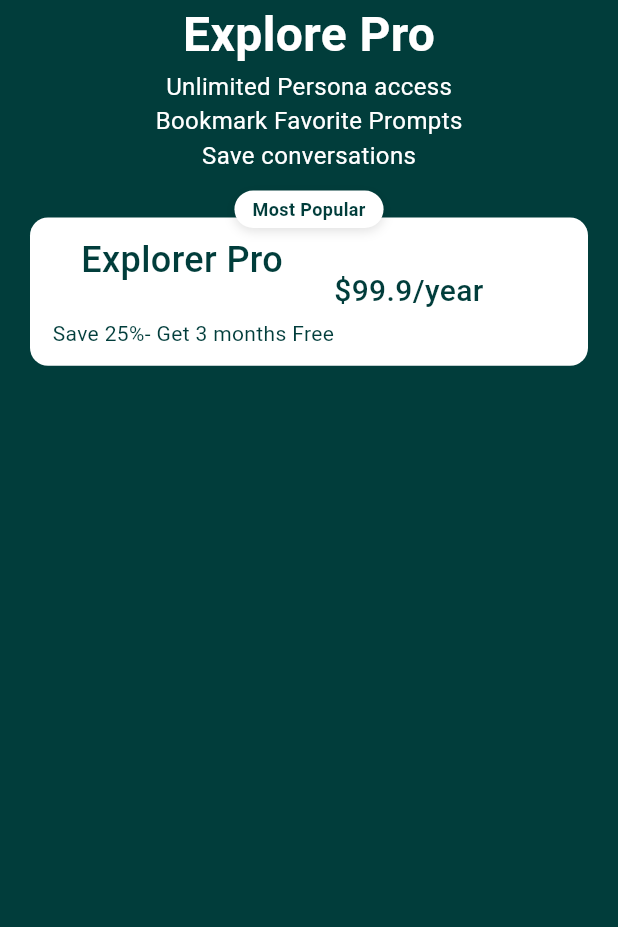
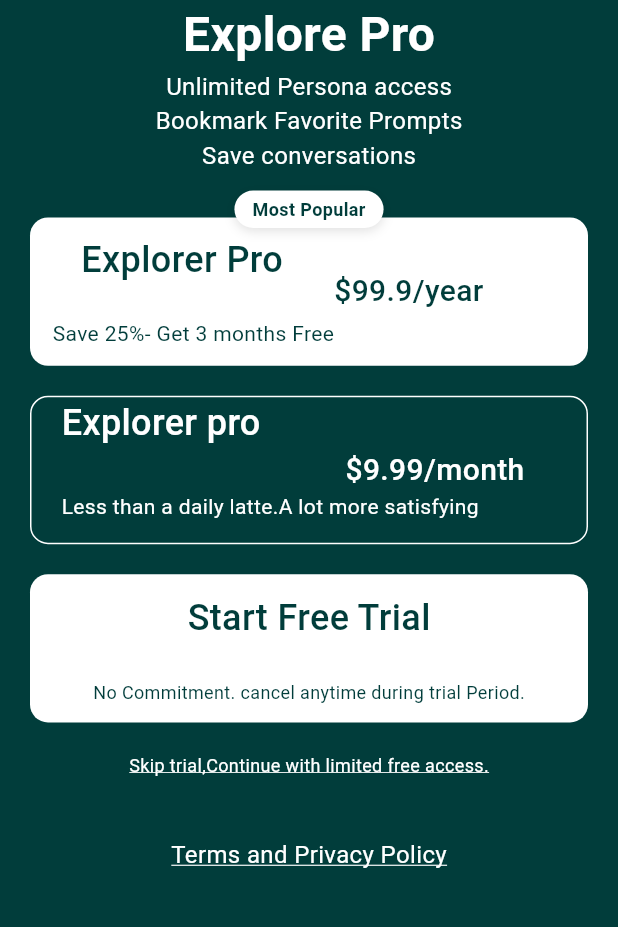
Before and after one commit to rayhantmt/Damaged303, a Flutter app: the Subscription screen opened directly, on a phone screen of 412 x 824 dp, the part 225-1152 px from its top. Run offline on Flutter 3.47's test engine with Material 3 defaults, Android fonts, the phone set to English and light mode, and no system bars; our stand-ins replace audioplayers, get, permission_handler; missing offline and left inert: record.

Commit message:
changed subscription view done

```diff
--- a/lib/app/modules/changed_subscription/changed_subscription_view.dart
+++ b/lib/app/modules/changed_subscription/changed_subscription_view.dart
@@ -1,3 +1,4 @@
+import 'package:damaged303/app/modules/main_screen/main_screen_view.dart';
 import 'package:damaged303/app/utils/app_colors.dart';
 import 'package:damaged303/app/utils/app_images.dart';
 import 'package:flutter/material.dart';
@@ -100,7 +101,7 @@ class Subscription extends StatelessWidget {
                     ),
                   ),
                   Positioned(
-                    top: -18, // Shift upward to look like a popup
+                    top: -18,
                     left: 0,
                     right: 0,
                     child: Center(
@@ -134,6 +135,113 @@ class Subscription extends StatelessWidget {
                 ],
               ),
             ),
+            SizedBox(height: 20),
+            Padding(
+              padding: const EdgeInsets.only(left: 20, right: 20),
+              child: Container(
+                child: Column(
+                  crossAxisAlignment: CrossAxisAlignment.start,
+                  children: [
+                    Padding(
+                      padding: const EdgeInsets.only(left: 20),
+                      child: Text(
+                        'Explorer pro',
+                        style: TextStyle(
+                          fontWeight: FontWeight.w500,
+                          fontSize: 24,
+                          color: Colors.white,
+                        ),
+                      ),
+                    ),
+                    Text(
+                      '                                        \$9.99/month',
+                      style: TextStyle(
+                        fontWeight: FontWeight.w500,
+                        fontSize: 20,
+                        color: Colors.white,
+                      ),
+                    ),
+                    Padding(
+                      padding: EdgeInsets.only(left: 20),
+                      child: Text(
+                        'Less than a daily latte.A lot more satisfying',
+                        style: TextStyle(
+                          fontWeight: FontWeight.w400,
+                          color: Colors.white,
+                          fontSize: 14,
+                        ),
+                      ),
+                    ),
+                  ],
+                ),
+                height: Get.height * 0.12,
+                width: double.infinity,
+                decoration: BoxDecoration(
+                  border: Border.all(width: 1, color: Colors.white),
+                  borderRadius: BorderRadius.circular(12),
+                ),
+              ),
+            ),
+            SizedBox(height: 20),
+            Padding(
+              padding: EdgeInsets.only(left: 20, right: 20),
+              child: Container(
+                child: Column(
+                  mainAxisAlignment: MainAxisAlignment.spaceAround,
+                  children: [
+                    Text(
+                      'Start Free Trial',
+                      style: TextStyle(
+                        fontWeight: FontWeight.w500,
+                        fontSize: 24,
+                        color: AppColors.primarycolor,
+                      ),
+                    ),
+                    Text(
+                      'No Commitment. cancel anytime during trial Period.',
+                      style: TextStyle(
+                        fontWeight: FontWeight.w400,
+                        fontSize: 12,
+                        color: AppColors.primarycolor,
+                      ),
+                    ),
+                  ],
+                ),
+                height: Get.height * .12,
+                width: double.infinity,
+                decoration: BoxDecoration(
+                  borderRadius: BorderRadius.circular(12),
+                  color: Colors.white,
+                ),
+              ),
+            ),
+            SizedBox(height: 20),
+            GestureDetector(
+              onTap: () {
+                Get.to(MainScreen());
+              },
+              child: Text(
+                'Skip trial,Continue with limited free access.',
+                style: TextStyle(
+                  decoration: TextDecoration.underline,
+                  decorationColor: Colors.white,
+                  fontWeight: FontWeight.w400,
+                  fontSize: 12,
+                  color: Colors.white,
+                ),
+              ),
+            ),
+            SizedBox(height: 40),
+            Text(
+              'Terms and Privacy Policy',
+              style: TextStyle(
+                fontWeight: FontWeight.w400,
+                fontSize: 16,
+                color: Colors.white,
+                decoration: TextDecoration.underline,
+                decorationColor: Colors.white,
+              ),
+            ),
           ],
         ),
       ),
```
